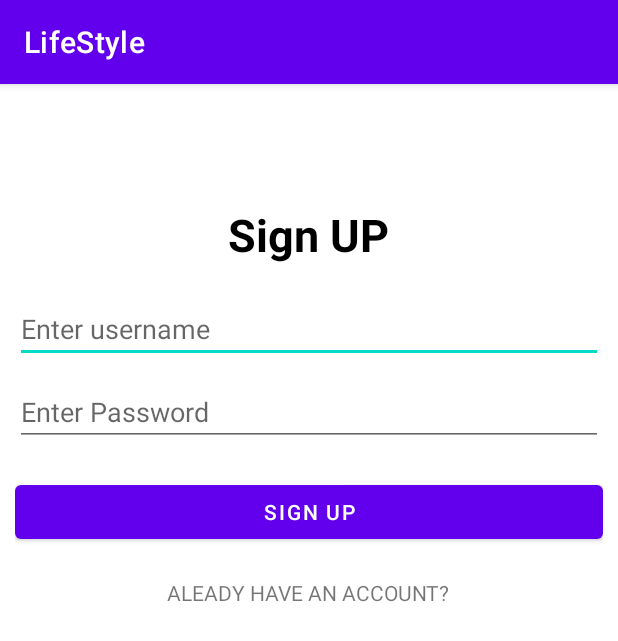
After one commit to martinsufiofb/LifeSty, an Android app: the SignupActivity screen opened directly, with no data from a screen before it, on a phone screen of 412 x 824 dp. The commit adds this screen. Shown: the top 641 px of the screen. Run offline under Robolectric (Android 15) with nearby library versions, the phone set to English and light mode, and no system bars; libraries missing offline, so code that uses them is left out: com.parse.

Commit message:
Added logic for sign up

```diff
--- a/app/src/main/java/com/example/lifestyle/LoginActivity.java
+++ b/app/src/main/java/com/example/lifestyle/LoginActivity.java
@@ -8,6 +8,8 @@ import android.util.Log;
 import android.view.View;
 import android.widget.Button;
 import android.widget.EditText;
+import android.widget.TextView;
+import android.widget.Toast;
 
 import com.parse.LogInCallback;
 import com.parse.ParseException;
@@ -18,6 +20,7 @@ public class LoginActivity extends AppCompatActivity {
     private EditText etUsername;
     private EditText etPassword;
     private Button btnLogin;
+    private TextView tvRegister;
 
     @Override
     protected void onCreate(Bundle savedInstanceState) {
@@ -31,6 +34,15 @@ public class LoginActivity extends AppCompatActivity {
         etUsername = findViewById(R.id.etUsername);
         etPassword = findViewById(R.id.etPassword);
         btnLogin = findViewById(R.id.btnBotton);
+        tvRegister = findViewById(R.id.tvRegister);
+
+        tvRegister.setOnClickListener(new View.OnClickListener() {
+            @Override
+            public void onClick(View v) {
+                Intent intent = new Intent(getApplicationContext(),SignupActivity.class);
+                startActivity(intent);
+            }
+        });
 
         btnLogin.setOnClickListener(new View.OnClickListener() {
             @Override
@@ -49,6 +61,7 @@ public class LoginActivity extends AppCompatActivity {
             public void done(ParseUser user, ParseException e) {
                 if (e != null){
                     Log.e(TAG, "Issue with login");
+                    Toast.makeText(LoginActivity.this, "Issues with Login", Toast.LENGTH_SHORT).show();
                     return;
                 }
                 goToMainActivity();
--- /dev/null
+++ b/app/src/main/java/com/example/lifestyle/SignupActivity.java
@@ -0,0 +1,57 @@
+package com.example.lifestyle;
+
+import androidx.appcompat.app.AppCompatActivity;
+
+import android.content.Intent;
+import android.os.Bundle;
+import android.view.View;
+import android.widget.Button;
+import android.widget.EditText;
+
+import com.parse.ParseException;
+import com.parse.ParseUser;
+import com.parse.SignUpCallback;
+
+public class SignupActivity extends AppCompatActivity {
+    private EditText etusername;
+    private EditText etpassword;
+    private Button btnButton;
+
+    @Override
+    protected void onCreate(Bundle savedInstanceState) {
+        super.onCreate(savedInstanceState);
+        setContentView(R.layout.activity_signup);
+
+        etusername = findViewById(R.id.etUsername1);
+        etpassword =findViewById(R.id.etPassword1);
+        btnButton =findViewById(R.id.btnBotton1);
+
+        btnButton.setOnClickListener(new View.OnClickListener() {
+            @Override
+            public void onClick(View v) {
+                String username = etusername.getText().toString();
+                String password = etpassword.getText().toString();
+                signup(username, password);
+            }
+        });
+
+
+    }
+
+    private void signup(String username, String password) {
+        ParseUser user = new ParseUser();
+
+        user.setUsername(username);
+        user.setPassword(password);
+
+        user.signUpInBackground(new SignUpCallback() {
+            @Override
+            public void done(ParseException e) {
+                if (e ==null){
+                    Intent intent = new Intent(getApplicationContext(), LoginActivity.class);
+                    startActivity(intent);
+                }
+            }
+        });
+    }
+}
--- /dev/null
+++ b/app/src/main/res/layout/activity_signup.xml
@@ -0,0 +1,59 @@
+<?xml version="1.0" encoding="utf-8"?>
+<LinearLayout
+    xmlns:android="http://schemas.android.com/apk/res/android"
+    xmlns:app="http://schemas.android.com/apk/res-auto"
+    xmlns:tools="http://schemas.android.com/tools"
+    android:layout_width="match_parent"
+    android:layout_height="match_parent"
+    android:orientation="vertical"
+    android:layout_margin="10dp"
+    tools:context=".SignupActivity">
+
+    <TextView
+        android:id="@+id/textView"
+        android:layout_width="wrap_content"
+        android:layout_height="wrap_content"
+        android:layout_gravity="center_horizontal"
+        android:layout_marginTop="70dp"
+        android:text="Sign UP"
+        android:textStyle="bold"
+        android:textColor="@color/black"
+        android:textSize="30dp"/>
+
+
+    <EditText
+        android:id="@+id/etUsername1"
+        android:layout_width="match_parent"
+        android:layout_height="wrap_content"
+        android:ems="10"
+        android:inputType="textPersonName"
+        android:layout_marginTop="20dp"
+        android:hint="Enter username" />
+
+
+    <EditText
+        android:id="@+id/etPassword1"
+        android:layout_width="match_parent"
+        android:layout_height="wrap_content"
+        android:layout_marginTop="10dp"
+        android:ems="10"
+        android:hint="Enter Password"
+        android:inputType="textPassword" />
+
+    <Button
+        android:id="@+id/btnBotton1"
+        android:layout_width="match_parent"
+        android:layout_height="wrap_content"
+        android:layout_marginTop="20dp"
+        android:text="Sign UP" />
+
+    <TextView
+        android:id="@+id/tvRegister"
+        android:layout_width="wrap_content"
+        android:layout_height="wrap_content"
+        android:layout_gravity="center_horizontal"
+        android:layout_marginTop="20dp"
+        android:text="ALEADY HAVE AN ACCOUNT?" />
+
+
+</LinearLayout>
```
